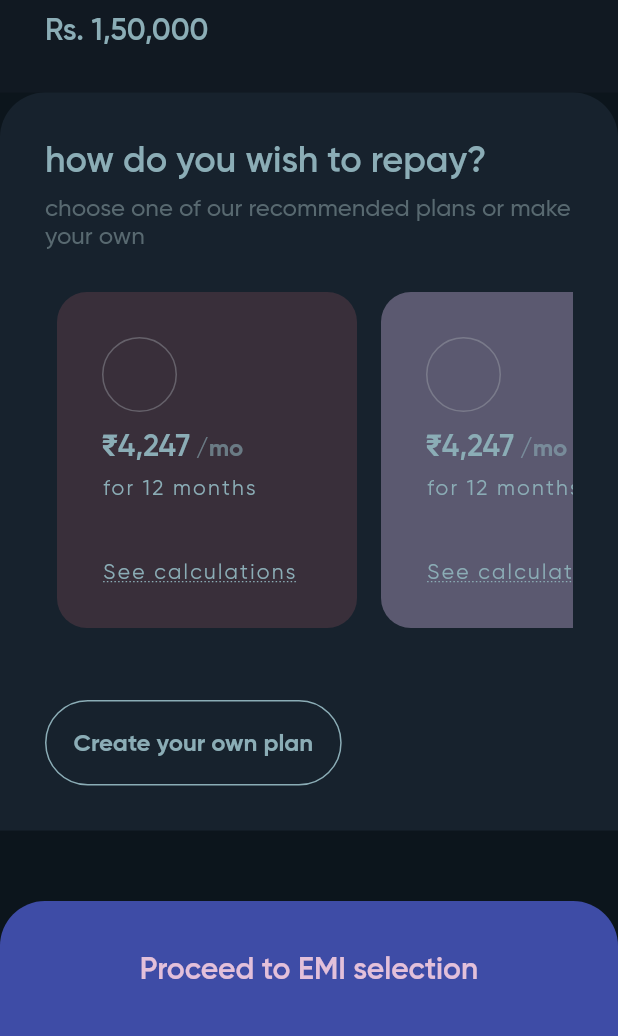
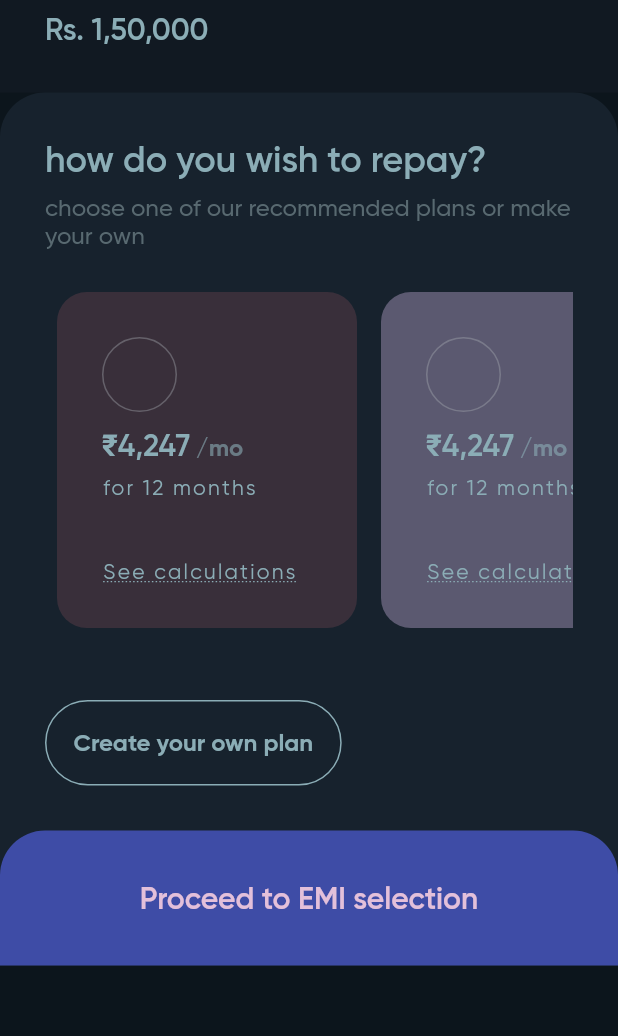
Before and after one commit to nehal076/cred_cash, a Flutter app: the screen it shows after launch, after a tap on "Proceed to EMI selection", on a phone screen of 412 x 824 dp, the part 200-1236 px from its top. Run offline on Flutter 3.47's test engine with Material 2 defaults, Android fonts, the phone set to English and light mode, and no system bars; drawn by our look-alikes of expandable; our stand-ins replace sleek_circular_slider.

Commit message:
expanded collapsed temp logic

```diff
--- a/lib/screens/first_view/first_view_expanded.dart
+++ b/lib/screens/first_view/first_view_expanded.dart
@@ -20,6 +20,7 @@ class FirstViewExpanded extends StatelessWidget {
   Widget build(BuildContext context) {
     return Rounded(
       backgroundColor: AppColors.backgroundShade1,
+      child: SingleChildScrollView(
         child: Column(
           children: [
             Padding(
@@ -70,14 +71,16 @@ class FirstViewExpanded extends StatelessWidget {
                             const SizedBox(height: 4),
                             Text(
                               (percentage * 1500).ceil().formatNumber(),
-                            style: context.theme.textTheme.bodyLarge?.copyWith(
+                              style:
+                                  context.theme.textTheme.bodyLarge?.copyWith(
                                 color: Colors.black,
                               ),
                             ),
                             const SizedBox(height: 4.0),
                             Text(
                               "@1.04% monthly",
-                            style: context.theme.textTheme.labelSmall?.copyWith(
+                              style:
+                                  context.theme.textTheme.labelSmall?.copyWith(
                                 color: AppColors.greenColor,
                                 fontWeight: FontWeight.w600,
                               ),
@@ -93,7 +96,33 @@ class FirstViewExpanded extends StatelessWidget {
                 ],
               ),
             ),
+            Align(
+              alignment: Alignment.bottomCenter,
+              child: InkWell(
+                onTap: () {
+                  controller.toggle();
+                },
+                child: Container(
+                  height: 90,
+                  alignment: Alignment.center,
+                  decoration: const BoxDecoration(
+                    color: AppColors.buttonColor,
+                    borderRadius: BorderRadius.only(
+                      topLeft: Radius.circular(radius),
+                      topRight: Radius.circular(radius),
+                    ),
+                  ),
+                  child: Text(
+                    'Proceed to EMI selection',
+                    style: context.theme.textTheme.bodyMedium?.copyWith(
+                      color: AppColors.onButtonColor,
+                    ),
+                  ),
+                ),
+              ),
+            )
           ],
+        ),
       ),
     );
   }
--- a/lib/screens/second_view/second_view_expanded.dart
+++ b/lib/screens/second_view/second_view_expanded.dart
@@ -1,6 +1,6 @@
+import 'package:cred/utils/app_constants.dart';
 import 'package:cred/utils/colors.dart';
 import 'package:cred/utils/extenstions.dart';
-import 'package:cred/utils/styles.dart';
 import 'package:cred/widgets/credit_text.dart';
 import 'package:cred/widgets/rounded.dart';
 import 'package:expandable/expandable.dart';
@@ -24,7 +24,6 @@ class SecondViewExpanded extends StatelessWidget {
     return Rounded(
       backgroundColor: AppColors.backgroundShade2,
       child: Column(
-        mainAxisSize: MainAxisSize.max,
         mainAxisAlignment: MainAxisAlignment.spaceBetween,
         children: [
           Padding(
@@ -128,6 +127,31 @@ class SecondViewExpanded extends StatelessWidget {
               ],
             ),
           ),
+          Align(
+            alignment: Alignment.bottomCenter,
+            child: InkWell(
+              onTap: () {
+                controller.toggle();
+              },
+              child: Container(
+                height: 90,
+                alignment: Alignment.center,
+                decoration: const BoxDecoration(
+                  color: AppColors.buttonColor,
+                  borderRadius: BorderRadius.only(
+                    topLeft: Radius.circular(radius),
+                    topRight: Radius.circular(radius),
+                  ),
+                ),
+                child: Text(
+                  'Proceed to EMI selection',
+                  style: context.theme.textTheme.bodyMedium?.copyWith(
+                    color: AppColors.onButtonColor,
+                  ),
+                ),
+              ),
+            ),
+          )
         ],
       ),
     );
--- a/lib/screens/select_credit.dart
+++ b/lib/screens/select_credit.dart
@@ -2,6 +2,8 @@ import 'package:cred/screens/first_view/first_view_collapsed.dart';
 import 'package:cred/screens/first_view/first_view_expanded.dart';
 import 'package:cred/screens/second_view/second_view_collapsed.dart';
 import 'package:cred/screens/second_view/second_view_expanded.dart';
+import 'package:cred/screens/third_view/third_view_collapsed.dart';
+import 'package:cred/screens/third_view/third_view_expanded.dart';
 import 'package:cred/utils/app_bar.dart';
 import 'package:cred/utils/app_constants.dart';
 import 'package:cred/utils/colors.dart';
@@ -25,6 +27,10 @@ class _SelectCreditState extends State<SelectCredit> {
     initialExpanded: true,
   );
 
+  ExpandableController thirdViewController = ExpandableController(
+    initialExpanded: true,
+  );
+
   @override
   void initState() {
     super.initState();
@@ -34,12 +40,26 @@ class _SelectCreditState extends State<SelectCredit> {
         setState(() {});
       });
     });
+
+    secondViewController.addListener(() {
+      WidgetsBinding.instance.addPostFrameCallback((_) {
+        setState(() {});
+      });
+    });
   }
 
   @override
   Widget build(BuildContext context) {
-    secondViewController.expanded = !firstViewController.expanded;
+    if (!firstViewController.expanded && !secondViewController.expanded) {
+      thirdViewController.expanded = true;
+    } else if (!firstViewController.expanded) {
+      secondViewController.expanded = true;
+      thirdViewController.expanded = false;
+    }
+
     print("firstView.expanded: ${firstViewController.expanded}");
+    print("secondView.expanded: ${secondViewController.expanded}");
+    print("thirdView.expanded: ${thirdViewController.expanded}");
     return Scaffold(
       backgroundColor: AppColors.appBarBackground,
       appBar: const MyAppBar(),
@@ -61,11 +81,8 @@ class _SelectCreditState extends State<SelectCredit> {
                     ),
                   ),
                 ),
-                firstViewController.expanded == false
-                    ? Positioned(
-                        child: Column(
-                          children: [
-                            ExpandableNotifier(
+                !firstViewController.expanded
+                    ? ExpandableNotifier(
                         controller: secondViewController,
                         child: Expandable(
                           expanded: SecondViewExpanded(
@@ -75,39 +92,24 @@ class _SelectCreditState extends State<SelectCredit> {
                             controller: secondViewController,
                           ),
                         ),
+                      )
+                    : Container(),
+                !firstViewController.expanded && !secondViewController.expanded
+                    ? ExpandableNotifier(
+                        controller: thirdViewController,
+                        child: Expandable(
+                          expanded: ThirdViewExpanded(
+                            controller: thirdViewController,
                           ),
-                          ],
+                          collapsed: ThirdViewCollapsed(
+                            controller: thirdViewController,
+                          ),
                         ),
                       )
                     : Container(),
               ],
             ),
           ),
-          Align(
-            alignment: Alignment.bottomCenter,
-            child: InkWell(
-              onTap: () {
-                firstViewController.toggle();
-              },
-              child: Container(
-                height: 90,
-                alignment: Alignment.center,
-                decoration: const BoxDecoration(
-                  color: AppColors.buttonColor,
-                  borderRadius: BorderRadius.only(
-                    topLeft: Radius.circular(radius),
-                    topRight: Radius.circular(radius),
-                  ),
-                ),
-                child: Text(
-                  'Proceed to EMI selection',
-                  style: context.theme.textTheme.bodyMedium?.copyWith(
-                    color: AppColors.onButtonColor,
-                  ),
-                ),
-              ),
-            ),
-          )
         ],
       ),
     );
```
Also changed, not shown: lib/screens/third_view/third_view_collapsed.dart (+52 -0 lines), lib/screens/third_view/third_view_expanded.dart (+84 -0 lines). Lines whose indentation alone changed are shown as unchanged.
